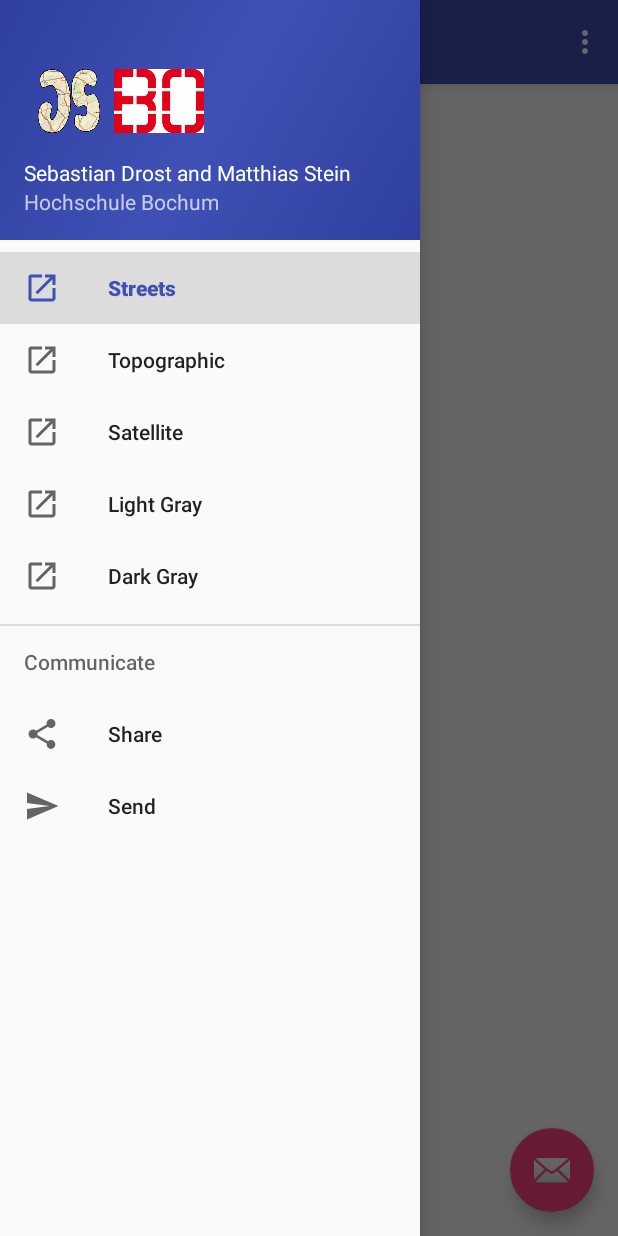
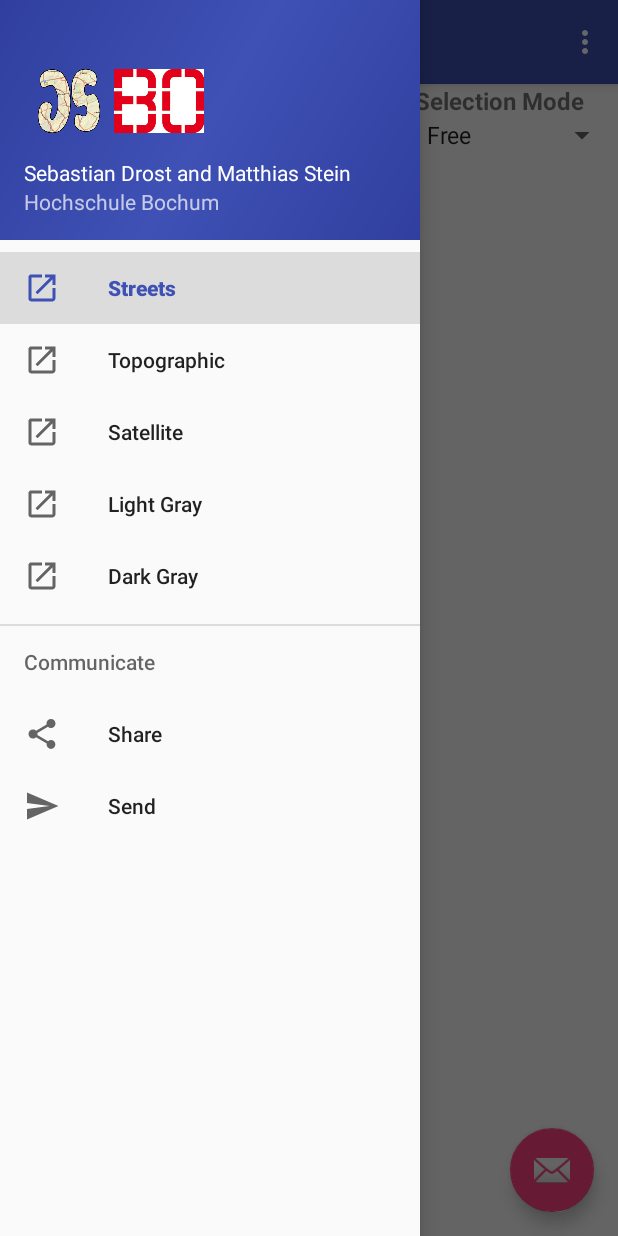
Before and after one commit to matthiasstein/JSWebViewApp, an Android app: the screen it shows after launch (MainActivity), with the side drawer open, on a phone screen of 412 x 824 dp. Run offline under Robolectric (Android 15) with nearby library versions, the phone set to English and light mode, and no system bars.

Commit message:
+ add select button and spinner for selection mode

```diff
--- a/app/src/main/java/stein/fbg/hsbo/de/jswebviewapp/MainActivity.java
+++ b/app/src/main/java/stein/fbg/hsbo/de/jswebviewapp/MainActivity.java
@@ -14,6 +14,8 @@ import android.support.v7.app.AppCompatActivity;
 import android.support.v7.widget.Toolbar;
 import android.view.Menu;
 import android.view.MenuItem;
+import android.widget.ArrayAdapter;
+import android.widget.Spinner;
 
 public class MainActivity extends AppCompatActivity
         implements NavigationView.OnNavigationItemSelectedListener {
@@ -50,7 +52,19 @@ public class MainActivity extends AppCompatActivity
             transaction.replace(R.id.content_frame, new WebViewFragment(), "fragment");
             transaction.commit();
         }
+        loadSpinner();
 
+    }
+
+    private void loadSpinner() {
+        Spinner spinner = (Spinner) findViewById(R.id.spinner_selection);
+// Create an ArrayAdapter using the string array and a default spinner layout
+        ArrayAdapter<CharSequence> adapter = ArrayAdapter.createFromResource(this,
+                R.array.array_selection_mode, android.R.layout.simple_spinner_item);
+// Specify the layout to use when the list of choices appears
+        adapter.setDropDownViewResource(android.R.layout.simple_spinner_dropdown_item);
+// Apply the adapter to the spinner
+        spinner.setAdapter(adapter);
     }
 
     @Override
--- a/app/src/main/res/layout/content_main.xml
+++ b/app/src/main/res/layout/content_main.xml
@@ -12,8 +12,42 @@
     tools:context="stein.fbg.hsbo.de.jswebviewapp.MainActivity"
     tools:showIn="@layout/app_bar_main">
 
+
+
     <FrameLayout
         android:id="@+id/content_frame"
         android:layout_width="match_parent"
         android:layout_height="match_parent"></FrameLayout>
+
+    <LinearLayout
+        android:layout_width="fill_parent"
+        android:layout_height="wrap_content"
+        android:orientation="horizontal"
+        android:gravity="right">
+        <Button
+            android:layout_width="wrap_content"
+            android:layout_height="wrap_content"
+            android:text="@string/feature_selection"
+            android:layout_gravity="right"
+            />
+<LinearLayout
+    android:layout_width="wrap_content"
+    android:layout_height="wrap_content"
+    android:orientation="vertical"
+    >
+    <TextView
+        android:layout_width="wrap_content"
+        android:layout_height="wrap_content"
+        android:text="@string/selection_mode"
+        android:textSize="16dp"
+        android:textStyle="bold" />
+    <Spinner
+    android:id="@+id/spinner_selection"
+    android:layout_width="wrap_content"
+    android:layout_height="wrap_content"
+    android:layout_gravity="right"
+    /></LinearLayout>
+
+
+    </LinearLayout>
 </RelativeLayout>
--- a/app/src/main/res/layout/fragment_web_view.xml
+++ b/app/src/main/res/layout/fragment_web_view.xml
@@ -3,6 +3,7 @@
     android:layout_width="match_parent"
     android:layout_height="match_parent"
     tools:context="stein.fbg.hsbo.de.jswebviewapp.WebViewFragment">
+
 
     <WebView xmlns:android="http://schemas.android.com/apk/res/android"
         android:id="@+id/webview"
--- a/app/src/main/res/values/strings.xml
+++ b/app/src/main/res/values/strings.xml
@@ -12,4 +12,13 @@
     <string name="name2">Hochschule Bochum</string>
 
     <string name="action_settings">Settings</string>
+    <string name="feature_selection">Select Features</string>
+    <string name="selection_mode">Selection Mode</string>
+
+    <string-array name="array_selection_mode">
+        <item>Free</item>
+        <item>Rectangle</item>
+        <item>Circle</item>
+    </string-array>
+
 </resources>
```
Also changed, not shown: 1 other file.
